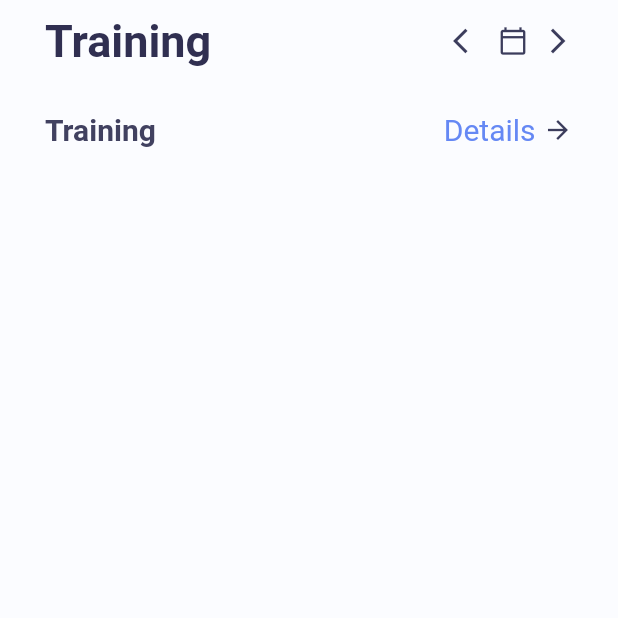
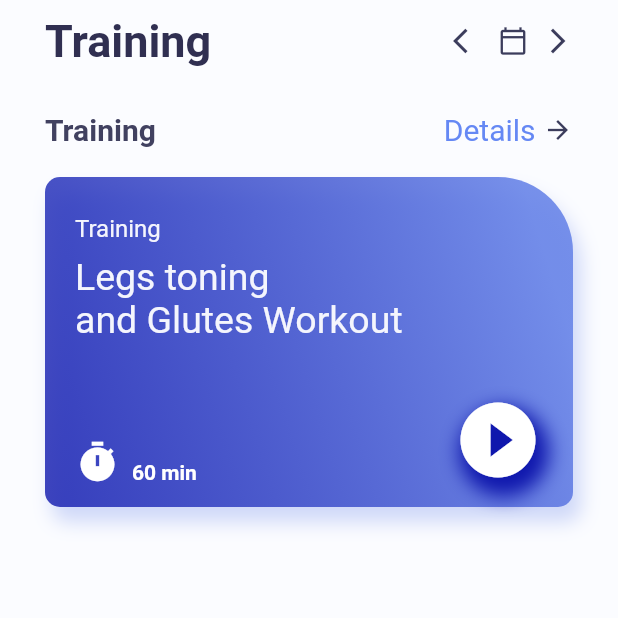
Before and after one commit to doanpt/flutter-learing, a Flutter app: the screen it shows after launch, on a phone screen of 412 x 824 dp, the top half of it. Run offline on Flutter 3.47's test engine with Material 2 defaults, Android fonts, the phone set to English and light mode, and no system bars.

Commit message:
Implement main workout bar

```diff
--- a/lib/home_page.dart
+++ b/lib/home_page.dart
@@ -86,6 +86,103 @@ class _HomePageState extends State<HomePage> {
               SizedBox(
                 height: 20,
               ),
+              Container(
+                width: double.infinity,
+                height: 220,
+                decoration: BoxDecoration(
+                  gradient: LinearGradient(
+                    colors: [
+                      AppColor.gradientFirst.withOpacity(0.8),
+                      AppColor.gradientSecond.withOpacity(0.9),
+                    ],
+                    begin: Alignment.bottomLeft,
+                    end: Alignment.centerRight,
+                  ),
+                  borderRadius: BorderRadius.only(
+                    topRight: Radius.circular(50.0),
+                    topLeft: Radius.circular(10.0),
+                    bottomLeft: Radius.circular(10.0),
+                    bottomRight: Radius.circular(10.0),
+                  ),
+                  boxShadow: [
+                    BoxShadow(
+                      offset: Offset(5, 10),
+                      blurRadius: 10,
+                      color: AppColor.gradientSecond.withOpacity(0.3),
+                    ),
+                  ],
+                ),
+                child: Container(
+                  padding: EdgeInsets.only(
+                    left: 20,
+                    right: 20,
+                    top: 25,
+                    bottom: 15,
+                  ),
+                  child: Column(
+                    mainAxisAlignment: MainAxisAlignment.end,
+                    crossAxisAlignment: CrossAxisAlignment.start,
+                    children: [
+                      Text(
+                        "Training",
+                        style: TextStyle(
+                          fontSize: 16,
+                          color: AppColor.homePageContainerTextSmall,
+                        ),
+                      ),
+                      SizedBox(
+                        height: 8,
+                      ),
+                      Text(
+                        "Legs toning\nand Glutes Workout",
+                        style: TextStyle(
+                          fontSize: 25,
+                          color: AppColor.homePageContainerTextSmall,
+                        ),
+                      ),
+                      Spacer(),
+                      Row(
+                        crossAxisAlignment: CrossAxisAlignment.end,
+                        children: [
+                          Icon(
+                            Icons.timer,
+                            size: 30,
+                            color: Colors.white,
+                          ),
+                          SizedBox(
+                            width: 8,
+                          ),
+                          Text(
+                            "60 min",
+                            style: TextStyle(
+                                color: Colors.white,
+                                fontWeight: FontWeight.w600),
+                          ),
+                          Spacer(),
+                          Container(
+                            decoration: BoxDecoration(
+                              borderRadius: BorderRadius.all(
+                                Radius.circular(30),
+                              ),
+                              boxShadow: [
+                                BoxShadow(
+                                    color: AppColor.gradientFirst,
+                                    blurRadius: 10,
+                                    offset: Offset(4, 8)),
+                              ],
+                            ),
+                            child: Icon(
+                              Icons.play_circle_fill_outlined,
+                              color: Colors.white,
+                              size: 60,
+                            ),
+                          ),
+                        ],
+                      ),
+                    ],
+                  ),
+                ),
+              ),
             ],
           ),
         ),
```
Also changed, not shown: 1 other file.
